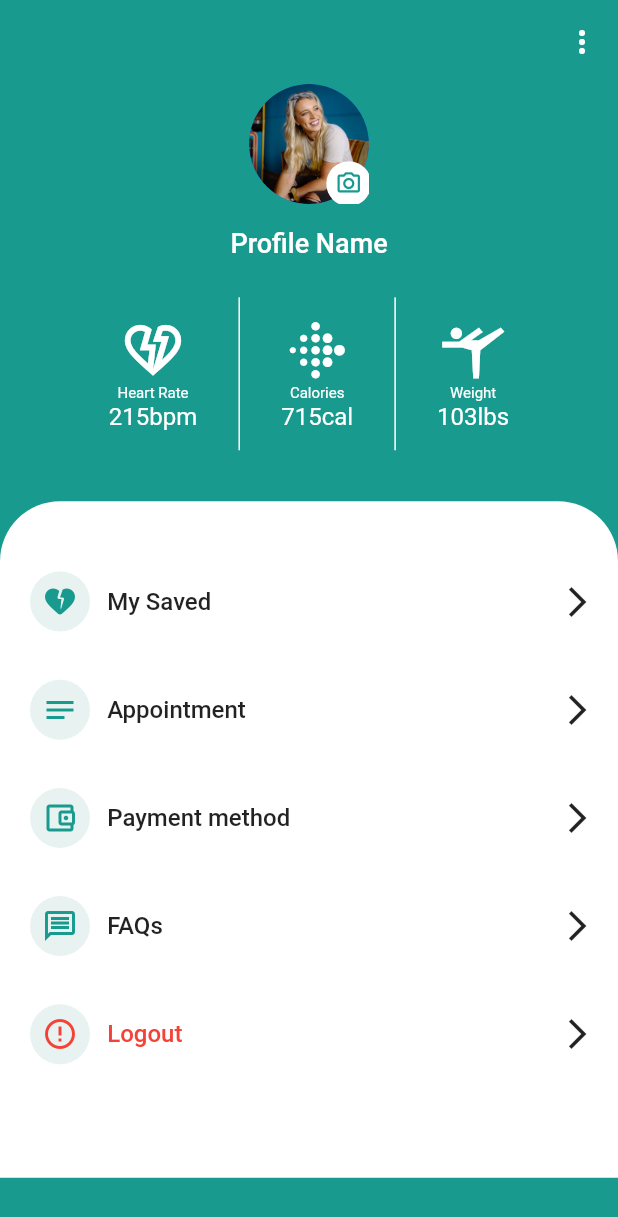
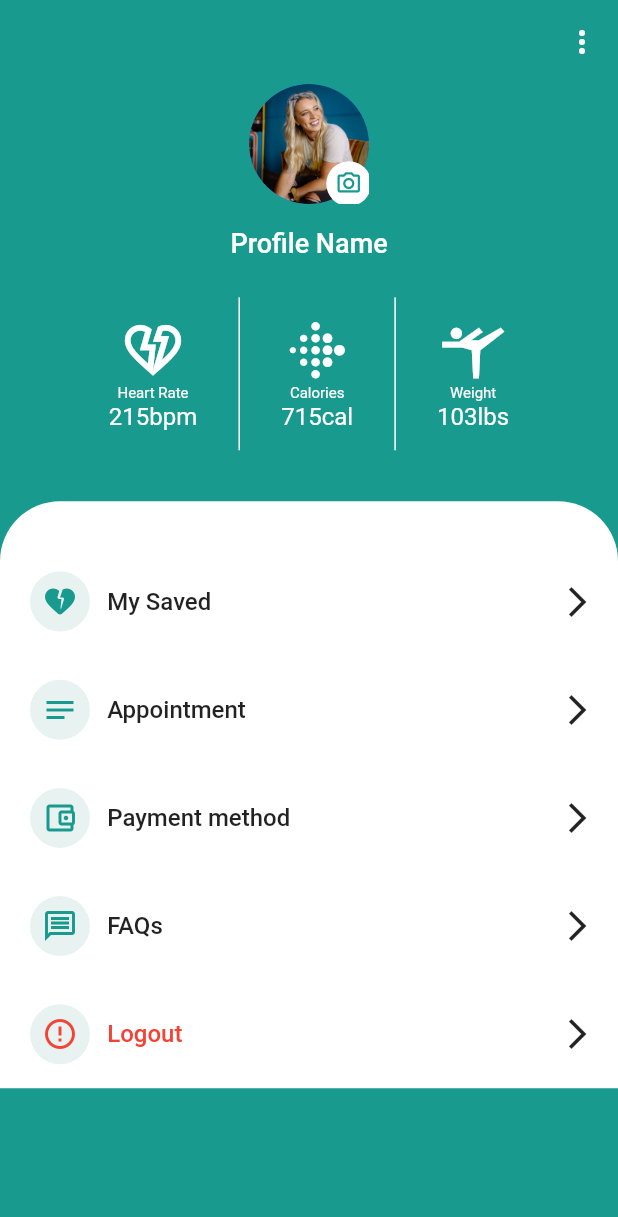
Before and after one commit to elysian12/jono, a Flutter app: the ProfilePage screen opened by its route, on a phone screen of 412 x 824 dp. Shown: the top 1217 px of the screen. Run offline on Flutter 3.47's test engine with Material 2 defaults, Android fonts, the phone set to English and light mode, and no system bars; our stand-ins replace cloud_firestore, equatable, firebase_auth, firebase_core, flutter_bloc, flutter_screenutil and 4 more; accounts and stored records are empty.

Commit message:
[added] navigaton and minor changes

```diff
--- a/lib/data/repositories/places/places_repository.dart
+++ b/lib/data/repositories/places/places_repository.dart
@@ -1,5 +1,4 @@
 import 'dart:convert' as convert;
-import 'dart:developer';
 import 'dart:io';
 
 import 'package:http/http.dart' as http;
@@ -18,7 +17,7 @@ class PlacesRepository implements BasePlacesRepository {
   FutureResult<List<PlaceAutoComplete>> getAutoComplete(
       String searchInput) async {
     final String url =
-        'https://maps.googleapis.com/maps/api/place/autocomplete/json?input=$searchInput&types=$types&key=$key';
+        'https://maps.googleapis.com/maps/api/place/autocomplete/json?input=$searchInput&components=country:in&key=$key';
 
     try {
       var response = await http.get(Uri.parse(url));
--- a/lib/main.dart
+++ b/lib/main.dart
@@ -77,7 +77,7 @@ class MyApp extends StatelessWidget {
               title: "Jono",
               theme: appTheme(),
               onGenerateRoute: MyRouter.generateRoute,
-              initialRoute: HomeScreen.routeName,
+              initialRoute: SplashPage.routeName,
             );
           },
         ),
--- a/lib/modules/profile/profile_page.dart
+++ b/lib/modules/profile/profile_page.dart
@@ -2,6 +2,7 @@ import 'package:flutter/material.dart';
 import 'package:flutter_screenutil/flutter_screenutil.dart';
 
 import 'package:jono/common/constants/colors.dart';
+import 'package:jono/modules/modules.dart';
 
 class ProfilePage extends StatelessWidget {
   static const String routeName = '/profile-page';
@@ -28,11 +29,11 @@ class ProfilePage extends StatelessWidget {
               color: Colors.transparent,
               child: Column(
                 children: [
-                  ProfileImage(),
+                  const ProfileImage(),
                   SizedBox(
                     height: 15.h,
                   ),
-                  Text(
+                  const Text(
                     "Profile Name",
                     style: TextStyle(
                       color: Colors.white,
@@ -43,10 +44,10 @@ class ProfilePage extends StatelessWidget {
                   SizedBox(
                     height: 25.h,
                   ),
-                  HealthData(),
+                  const HealthData(),
                 ],
               )),
-          CustomBottomSheet(),
+          const CustomBottomSheet(),
         ],
       ),
     );
@@ -60,14 +61,14 @@ class ProfileImage extends StatelessWidget {
   Widget build(BuildContext context) {
     return Stack(
       children: [
-        CircleAvatar(
+        const CircleAvatar(
           radius: 40,
           backgroundImage: AssetImage('assets/images/profiledummy.png'),
         ),
         Positioned(
           left: 45.w,
           top: 50.h,
-          child: CircleAvatar(
+          child: const CircleAvatar(
             backgroundColor: Colors.white,
             radius: 15,
             child: Icon(
@@ -88,7 +89,7 @@ class CustomBottomSheet extends StatelessWidget {
   @override
   Widget build(BuildContext context) {
     return Container(
-      height: 438.h,
+      height: 380.h,
       color: Colors.transparent,
       child: Container(
           decoration: const BoxDecoration(
@@ -103,35 +104,38 @@ class CustomBottomSheet extends StatelessWidget {
                 height: 30.h,
               ),
               optionsRow(
-                  Icon(
+                  const Icon(
                     Icons.heart_broken_rounded,
                     color: Color(0xff199A8E),
                   ),
                   "My Saved"),
               optionsRow(
-                  Icon(
+                  const Icon(
                     Icons.notes,
                     color: Color(0xff199A8E),
                   ),
                   "Appointment"),
               optionsRow(
-                  Icon(
+                  const Icon(
                     Icons.account_balance_wallet_outlined,
                     color: Color(0xff199A8E),
                   ),
                   "Payment method"),
               optionsRow(
-                  Icon(
+                  const Icon(
                     Icons.message_outlined,
                     color: Color(0xff199A8E),
                   ),
                   "FAQs"),
-              Container(
+              InkWell(
+                onTap: () => Navigator.pushNamedAndRemoveUntil(
+                    context, LandingPage.routeName, (route) => false),
+                child: Container(
                   height: 70.h,
-                padding: EdgeInsets.only(left: 20, right: 15),
+                  padding: const EdgeInsets.only(left: 20, right: 15),
                   child: Row(
                     children: [
-                    CircleAvatar(
+                      const CircleAvatar(
                         backgroundColor: Color(0xffE8F3F1),
                         child: Icon(
                           Icons.error_outline,
@@ -141,18 +145,19 @@ class CustomBottomSheet extends StatelessWidget {
                       SizedBox(
                         width: 10.w,
                       ),
-                    Text(
+                      const Text(
                         "Logout",
                         style: TextStyle(
                             fontSize: 16,
                             fontWeight: FontWeight.w500,
                             color: Colors.red),
                       ),
-                    Spacer(),
-                    Icon(
+                      const Spacer(),
+                      const Icon(
                         Icons.arrow_forward_ios_sharp,
                       ),
                     ],
+                  ),
                 ),
               )
             ],
@@ -167,22 +172,22 @@ optionsRow(
 ) {
   return Container(
     height: 70.h,
-    padding: EdgeInsets.only(left: 20, right: 15),
+    padding: const EdgeInsets.only(left: 20, right: 15),
     child: Row(
       children: [
         CircleAvatar(
-          backgroundColor: Color(0xffE8F3F1),
+          backgroundColor: const Color(0xffE8F3F1),
           child: iconz,
         ),
         SizedBox(
           width: 10.w,
         ),
         Text(
-          "$text",
-          style: TextStyle(fontSize: 16, fontWeight: FontWeight.w500),
+          text,
+          style: const TextStyle(fontSize: 16, fontWeight: FontWeight.w500),
         ),
-        Spacer(),
-        Icon(
+        const Spacer(),
+        const Icon(
           Icons.arrow_forward_ios_sharp,
         ),
       ],
@@ -203,7 +208,7 @@ class HealthData extends StatelessWidget {
           crossAxisAlignment: CrossAxisAlignment.center,
           children: [
             details(
-                Icon(
+                const Icon(
                   Icons.heart_broken_outlined,
                   color: Colors.white,
                   size: 45,
@@ -216,7 +221,7 @@ class HealthData extends StatelessWidget {
               thickness: 1,
             ),
             details(
-                Icon(
+                const Icon(
                   Icons.fitbit_rounded,
                   size: 45,
                   color: Colors.white,
@@ -229,7 +234,7 @@ class HealthData extends StatelessWidget {
               thickness: 1,
             ),
             details(
-                Icon(
+                const Icon(
                   Icons.sports_gymnastics,
                   size: 45,
                   color: Colors.white,
@@ -244,7 +249,7 @@ class HealthData extends StatelessWidget {
 
   details(Icon icon, String text, String text2) {
     return Padding(
-      padding: EdgeInsets.all(13),
+      padding: const EdgeInsets.all(13),
       child: Column(
         mainAxisAlignment: MainAxisAlignment.center,
         crossAxisAlignment: CrossAxisAlignment.center,
@@ -252,11 +257,11 @@ class HealthData extends StatelessWidget {
           icon,
           Text(
             text,
-            style: TextStyle(fontSize: 10, color: Colors.white),
+            style: const TextStyle(fontSize: 10, color: Colors.white),
           ),
           Text(
             text2,
-            style: TextStyle(fontSize: 16, color: Colors.white),
+            style: const TextStyle(fontSize: 16, color: Colors.white),
           ),
         ],
       ),
```
Also changed, not shown: lib/modules/bottom_view/views/bottom_view.dart (+5 -18 lines), lib/modules/home/views/home.dart (+8 -0 lines). Lines whose indentation alone changed are shown as unchanged.
